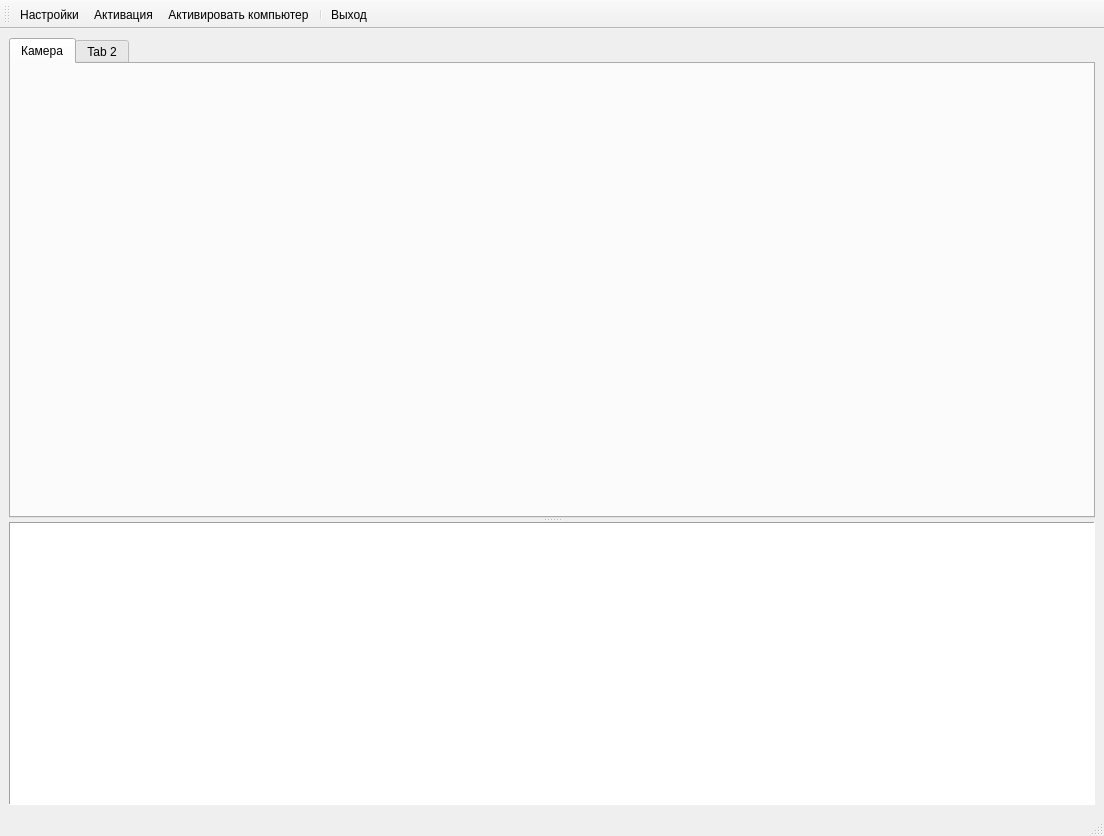
This is qrobot/main_window.ui in mashka-kashka/robot as Qt 5 draws it before an edit. The edited form follows.
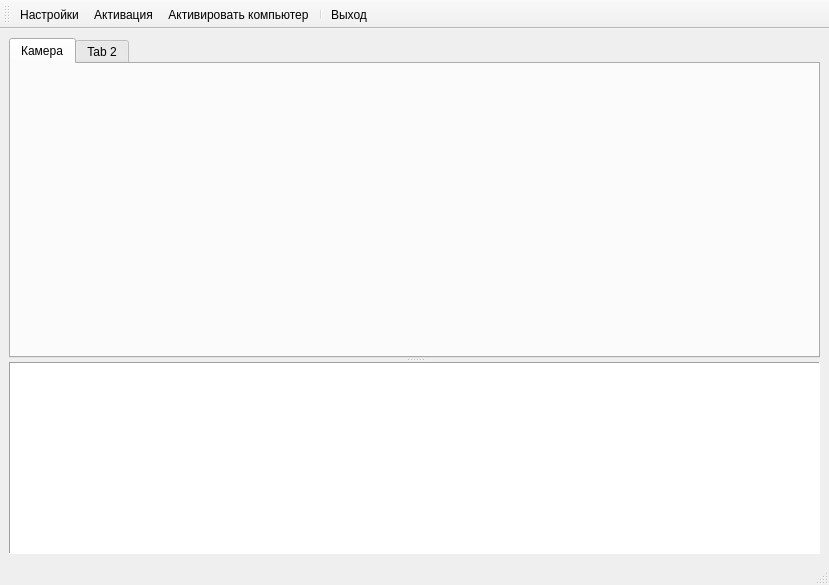
This is the edited form. Icons and pictures are not drawn.

```diff
--- a/qrobot/main_window.ui
+++ b/qrobot/main_window.ui
@@ -6,8 +6,8 @@
    <rect>
     <x>0</x>
     <y>0</y>
-    <width>1104</width>
-    <height>836</height>
+    <width>829</width>
+    <height>585</height>
    </rect>
   </property>
   <property name="windowTitle">
@@ -49,7 +49,7 @@
        <property name="minimumSize">
         <size>
          <width>0</width>
-         <height>480</height>
+         <height>320</height>
         </size>
        </property>
        <property name="currentIndex">
```
